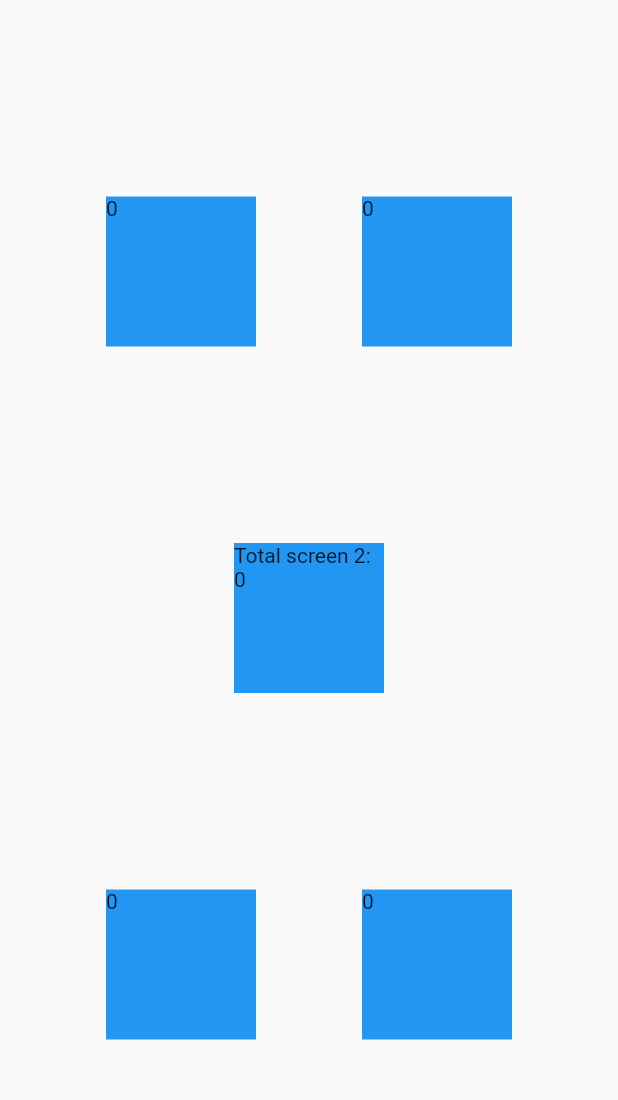
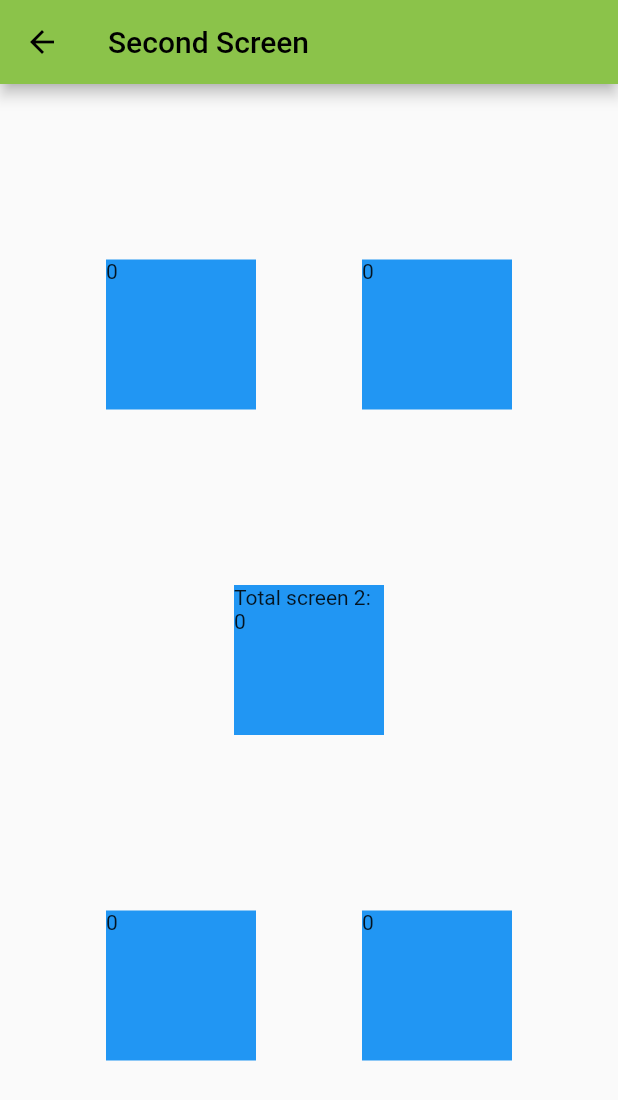
Before and after one commit to damoklov/flutter-exam, a Flutter app: the SecondScreen screen opened directly, on a phone screen of 412 x 824 dp. Shown: the top 1100 px of the screen. Run offline on Flutter 3.47's test engine with Material 2 defaults, Android fonts, the phone set to English and light mode, and no system bars.

Commit message:
Added appbar to return to screen 1

```diff
--- a/lib/screen_2.dart
+++ b/lib/screen_2.dart
@@ -23,6 +23,9 @@ class _SecondScreenState extends State<SecondScreen> {
   @override
   Widget build(BuildContext context) {
     return Scaffold(
+      appBar: AppBar(
+        title: Text("Second Screen"),
+      ),
       body: Row(
         mainAxisAlignment: MainAxisAlignment.center,
         children: [
```
